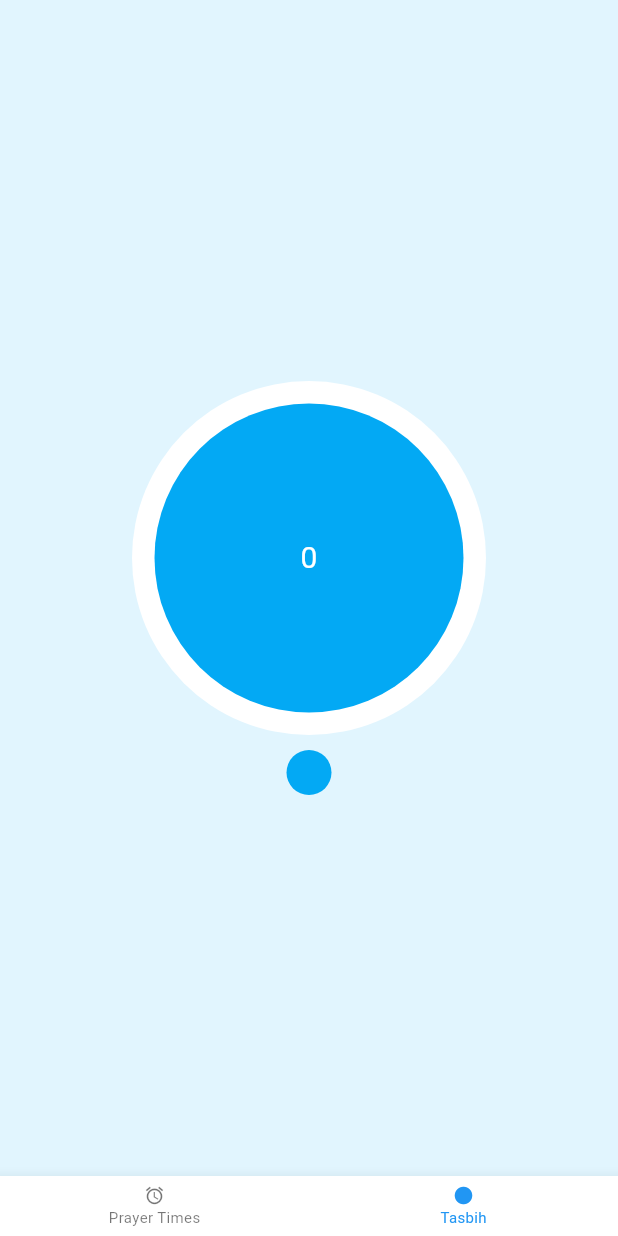
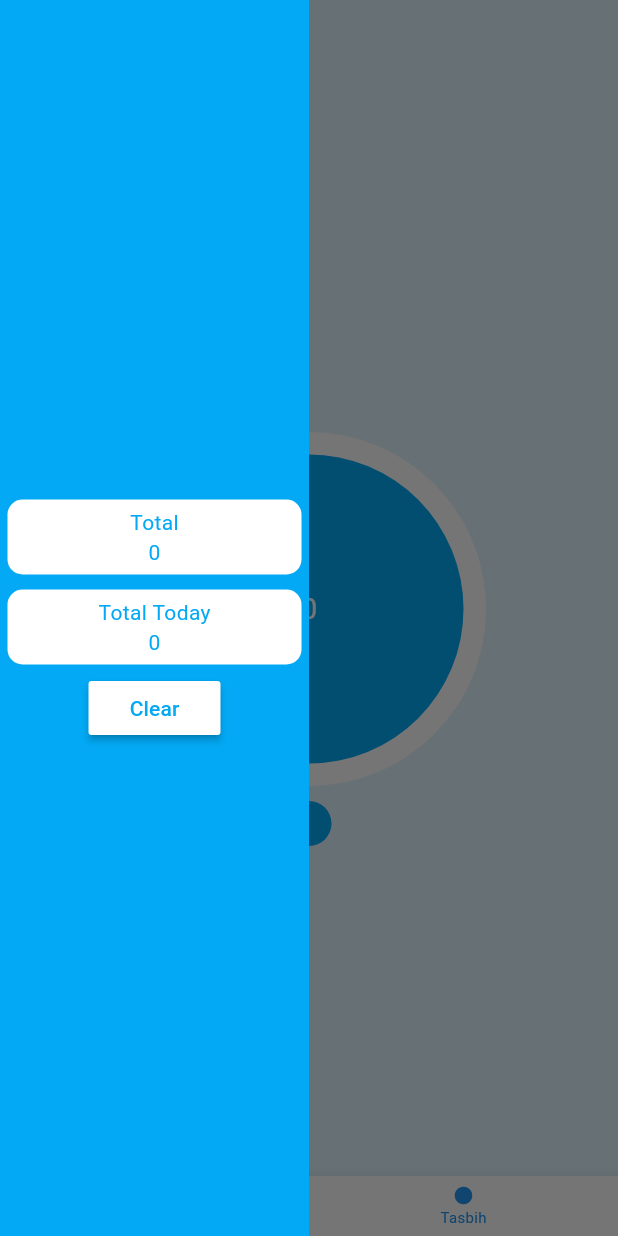
Before and after one commit to hazemxiii/prayerapp, a Flutter app: the screen it shows after launch, item 2 of the bottom bar chosen, with the side drawer open (before the commit the screen has no drawer), on a phone screen of 412 x 824 dp. Run offline on Flutter 3.47's test engine with Material 3 defaults, Android fonts, the phone set to English and light mode, and no system bars; our stand-ins replace shared_preferences, vibration; network calls fail.

Commit message:
tracking tasbih added, ToDO: override total for today when the day ends

```diff
--- a/prayerapp/lib/main.dart
+++ b/prayerapp/lib/main.dart
@@ -1,7 +1,6 @@
 import "dart:convert";
 import "dart:math";
 import "package:flutter/material.dart";
-import "package:flutter/widgets.dart";
 import 'package:http/http.dart' as http;
 import "package:shared_preferences/shared_preferences.dart";
 import "tasbih.dart";
@@ -16,23 +15,28 @@
   const App({super.key});
   @override
   Widget build(BuildContext context) {
-    return const MaterialApp(home: PrayerTime());
+    return const MaterialApp(home: MainPage());
   }
 }
 
-class PrayerTime extends StatefulWidget {
-  const PrayerTime({super.key});
+class MainPage extends StatefulWidget {
+  const MainPage({super.key});
   @override
-  State<PrayerTime> createState() => _PrayerTime();
+  State<MainPage> createState() => _MainPage();
 }
 
-class _PrayerTime extends State<PrayerTime> {
+class _MainPage extends State<MainPage> {
   int activePage = 0;
   // the pages controlled by the bottom nav bar
   late List<Widget> pages;
+  late List<dynamic> pagesDrawers;
+  late GlobalKey<ScaffoldState> scaffoldKey;
   @override
   void initState() {
     super.initState();
+
+    scaffoldKey = GlobalKey();
+
     pages = [
       Column(
         children: [
@@ -83,8 +87,12 @@
           )
         ],
       ),
-      const Tasbih()
+      Tasbih(
+        scaffoldKey: scaffoldKey,
+      )
     ];
+
+    pagesDrawers = const [Placeholder(), TasbihDrawer()];
   }
 
   @override
@@ -95,6 +103,8 @@
   @override
   Widget build(BuildContext context) {
     return Scaffold(
+        drawer: pagesDrawers[activePage],
+        key: scaffoldKey,
         bottomNavigationBar: SizedBox(
           height: 40,
           child: BottomNavigationBar(
@@ -130,6 +140,10 @@
   const PrayerDay({super.key, required this.time, required this.times});
   @override
   Widget build(BuildContext context) {
+    String dhuhr = "Dhuhr";
+    if (numbersDateToText(time).contains("Friday")) {
+      dhuhr = "Jumu'a";
+    }
     return SingleChildScrollView(
       child: Container(
         // color: Colors.lightBlue[50],
@@ -152,7 +166,7 @@
             time: DateTime.parse("$time ${times[1]}"),
           ),
           Prayer(
-            name: "Dhuhr",
+            name: dhuhr,
             time: DateTime.parse("$time ${times[2]}"),
           ),
           Prayer(
--- a/prayerapp/lib/tasbih.dart
+++ b/prayerapp/lib/tasbih.dart
@@ -1,16 +1,21 @@
 import 'dart:math';
-
+import "package:shared_preferences/shared_preferences.dart";
 import "package:flutter/material.dart";
 import 'package:vibration/vibration.dart';
 
+// ignore: must_be_immutable
 class Tasbih extends StatefulWidget {
-  const Tasbih({super.key});
+  GlobalKey<ScaffoldState> scaffoldKey;
+  Tasbih({super.key, required this.scaffoldKey});
   @override
   State<Tasbih> createState() => _Tasbih();
 }
 
 class _Tasbih extends State<Tasbih> with TickerProviderStateMixin {
-  late AnimationController srhinkController;
+  int? tasbih = 0;
+
+  // controllers and the animations
+  late AnimationController shrinkController;
   late Animation<double> shrinkAnimation;
 
   late AnimationController growController;
@@ -20,13 +25,14 @@ class _Tasbih extends State<Tasbih> with TickerProviderStateMixin {
   void initState() {
     super.initState();
 
-    srhinkController = AnimationController(
+    shrinkController = AnimationController(
         vsync: this, duration: const Duration(milliseconds: 50));
-    shrinkAnimation = Tween<double>(begin: 0, end: 20).animate(srhinkController)
+    shrinkAnimation = Tween<double>(begin: 0, end: 20).animate(shrinkController)
       ..addListener(() {
         setState(() {
+          // when it's done shrinking, start the growing
           if (shrinkAnimation.status == AnimationStatus.completed) {
-            srhinkController.reverse();
+            shrinkController.reverse();
             growController.forward();
           }
         });
@@ -37,19 +43,47 @@ class _Tasbih extends State<Tasbih> with TickerProviderStateMixin {
     growAnimation = Tween<double>(begin: 0, end: 30).animate(growController)
       ..addListener(() {
         setState(() {
+          // when it's done growing, bring back to normal
           if (growAnimation.status == AnimationStatus.completed) {
             growController.reverse();
           }
         });
       });
+
+    getTasbihNow().then((v) {
+      setState(() {
+        tasbih = v;
+      });
+    });
   }
 
-  int tasbih = 0;
+  @override
+  void dispose() {
+    super.dispose();
+    shrinkController.dispose();
+    growController.dispose();
+  }
+
   @override
   Widget build(BuildContext context) {
+    // get what's minimum, the width of the screen or the height
     double screenWidth = min(
         MediaQuery.of(context).size.width, MediaQuery.of(context).size.height);
-    return Center(
+    return Column(
+      children: [
+        const SizedBox(
+          height: 20,
+        ),
+        Row(
+          children: [
+            IconButton(
+                onPressed: () {
+                  widget.scaffoldKey.currentState!.openDrawer();
+                },
+                icon: const Icon(Icons.menu))
+          ],
+        ),
+        Expanded(
           child: Column(
             mainAxisAlignment: MainAxisAlignment.center,
             children: [
@@ -79,11 +113,14 @@ class _Tasbih extends State<Tasbih> with TickerProviderStateMixin {
                                     fontSize: 20, color: Colors.white)))),
                     onTap: () {
                       setState(() {
-                    tasbih++;
+                        // vibrate when there are 33 tasbih
+                        tasbih = tasbih! + 1;
+                        increaseTasbih();
                         if (tasbih == 33) {
                           Vibration.vibrate(duration: 1000);
                         }
-                    srhinkController.forward();
+                        // start the animation on click
+                        shrinkController.forward();
                       });
                     },
                   ),
@@ -102,13 +139,156 @@ class _Tasbih extends State<Tasbih> with TickerProviderStateMixin {
                       borderRadius: BorderRadius.all(Radius.circular(1000))),
                 ),
                 onTap: () {
+                  // reset the tasbih
                   setState(() {
                     tasbih = 0;
+                    clearTasbihNow();
                   });
                 },
               )
             ],
           ),
+        )
+      ],
     );
   }
 }
+
+class TasbihDrawer extends StatefulWidget {
+  const TasbihDrawer({super.key});
+
+  @override
+  State<TasbihDrawer> createState() => _TasbihDrawer();
+}
+
+class _TasbihDrawer extends State<TasbihDrawer> {
+  @override
+  Widget build(BuildContext context) {
+    return FutureBuilder(
+        future: getTotalTasbihCount(),
+        builder: (context, snap) {
+          if (snap.connectionState == ConnectionState.done) {
+            return Container(
+              color: Colors.lightBlue,
+              width: MediaQuery.of(context).size.width / 2,
+              child: Column(
+                mainAxisAlignment: MainAxisAlignment.center,
+                children: [
+                  TasbihNumber(
+                    name: "Total",
+                    number: snap.data![0],
+                  ),
+                  TasbihNumber(
+                    name: "Total Today",
+                    number: snap.data![1],
+                  ),
+                  MaterialButton(
+                    color: Colors.white,
+                    onPressed: () {
+                      setState(() {
+                        clearTasbih();
+                      });
+                    },
+                    child: const Text(
+                      "Clear",
+                      style: TextStyle(color: Colors.lightBlue),
+                    ),
+                  )
+                ],
+              ),
+            );
+          } else {
+            return Container(
+              color: Colors.lightBlue,
+              width: MediaQuery.of(context).size.width / 2,
+            );
+          }
+        });
+  }
+}
+
+// ignore: must_be_immutable
+class TasbihNumber extends StatefulWidget {
+  final String name;
+  int number;
+  TasbihNumber({super.key, required this.name, required this.number});
+
+  @override
+  State<TasbihNumber> createState() => _TasbihNumberState();
+}
+
+class _TasbihNumberState extends State<TasbihNumber> {
+  @override
+  Widget build(BuildContext context) {
+    return Container(
+      padding: const EdgeInsets.fromLTRB(0, 5, 0, 5),
+      width: MediaQuery.of(context).size.width / 2,
+      margin: const EdgeInsets.all(5),
+      decoration: const BoxDecoration(
+          color: Colors.white,
+          borderRadius: BorderRadius.all(Radius.circular(10))),
+      child: Column(
+        children: [
+          Text(
+            widget.name,
+            style: const TextStyle(color: Colors.lightBlue),
+          ),
+          Text("${widget.number}",
+              style: const TextStyle(color: Colors.lightBlue))
+        ],
+      ),
+    );
+  }
+}
+
+Future<List> getTotalTasbihCount() async {
+  List total = [];
+  await SharedPreferences.getInstance().then((prefs) {
+    if (!prefs.containsKey("totalTasbih")) {
+      prefs.setInt("totalTasbih", 0);
+    }
+    if (!prefs.containsKey("totalTasbihToday")) {
+      prefs.setInt("totalTasbihToday", 0);
+    }
+    total = [prefs.getInt("totalTasbih"), prefs.getInt("totalTasbihToday")];
+  });
+  return total;
+}
+
+Future<int?> getTasbihNow() async {
+  int? tasbih = 0;
+  await SharedPreferences.getInstance().then((prefs) {
+    if (!prefs.containsKey("tasbihNow")) {
+      prefs.setInt("tasbihNow", 0);
+    }
+    tasbih = prefs.getInt("tasbihNow");
+  });
+
+  return tasbih;
+}
+
+void increaseTasbih() async {
+  await SharedPreferences.getInstance().then((prefs) {
+    int? oldTotal = prefs.getInt("totalTasbih");
+    prefs.setInt("totalTasbih", oldTotal! + 1);
+
+    int? oldTotalToday = prefs.getInt("totalTasbihToday");
+    prefs.setInt("totalTasbihToday", oldTotalToday! + 1);
+
+    int? oldNow = prefs.getInt("tasbihNow");
+    prefs.setInt("tasbihNow", oldNow! + 1);
+  });
+}
+
+void clearTasbihNow() async {
+  await SharedPreferences.getInstance().then((prefs) {
+    prefs.setInt("tasbihNow", 0);
+  });
+}
+
+void clearTasbih() async {
+  await SharedPreferences.getInstance().then((prefs) {
+    prefs.setInt("totalTasbihToday", 0);
+    prefs.setInt("totalTasbih", 0);
+  });
+}
```
Also changed, not shown: 1 other file. Lines whose indentation alone changed are shown as unchanged.
